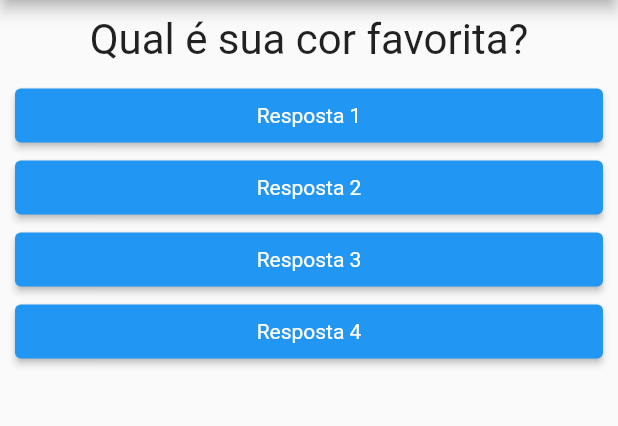
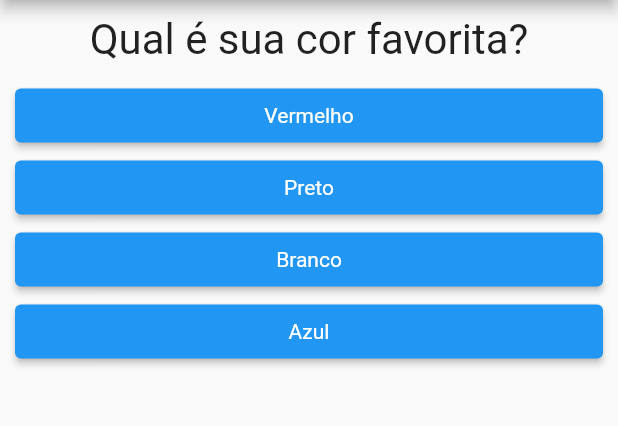
Before and after one commit to JoaoVGStahl/Projeto_Perguntas, a Flutter app: the screen it shows after launch, on a phone screen of 412 x 824 dp, the part 84-510 px from its top. Run offline on Flutter 3.47's test engine with Material 2 defaults, Android fonts, the phone set to English and light mode, and no system bars.

Commit message:
Nova Estrutura para botões de respostas

```diff
--- a/lib/main.dart
+++ b/lib/main.dart
@@ -9,35 +9,60 @@ main() => runApp(PerguntaApp());
 class _PerguntaAppState extends State<PerguntaApp> {
   var _perguntaSelecionada = 0;
 
+  final List<Map<String, Object>> _perguntas = [
+    {
+      "texto": "Qual é sua cor favorita?",
+      "respostas": ["Vermelho", "Preto", "Branco", "Azul"]
+    },
+    {
+      "texto": "Qual é seu clube favorito?",
+      "respostas": ["São Paulo", "Palmeiras", "Santos", "Corinthians"]
+    },
+    {
+      "texto": "Qual é seu Animal favorito?",
+      "respostas": ["Cahorro", "Gato", "Coelho", "Hamster"]
+    },
+    {
+      "texto": "Qual seu instrutor favorito?",
+      "respostas": ["Leonardo", "Wagner", "André", "Bruno"]
+    }
+  ];
+
   void _responder() {
-    setState(() {
-      _perguntaSelecionada++;
-    });
+    if (temPerguntaSelecionada) {
+      setState(() {
+        _perguntaSelecionada++;
+      });
+    }
+  }
+
+  bool get temPerguntaSelecionada {
+    return _perguntaSelecionada < _perguntas.length;
   }
 
   @override
   Widget build(BuildContext context) {
-    final perguntas = [
-      'Qual é sua cor favorita?',
-      'Qual é seu clube favorito?',
-      'Qual é seu filme favorito?',
-      'Qual é seu hoobie favorito?',
-      'Qual é seu lugar favorito?',
-    ];
+    List<String> respostas = temPerguntaSelecionada
+        ? _perguntas[_perguntaSelecionada].cast()["respostas"]
+        : [];
+
     return MaterialApp(
       home: Scaffold(
         appBar: AppBar(
           title: Text("Projeto Perguntas"),
         ),
-        body: Column(
-          children: [
-            Questao(perguntas[_perguntaSelecionada]),
-            Resposta("Resposta 1",_responder),
-            Resposta("Resposta 2",_responder),
-            Resposta("Resposta 3",_responder),
-            Resposta("Resposta 4",_responder),
-          ],
-        ),
+        body: temPerguntaSelecionada
+            ? Column(
+                children: [
+                  Questao(_perguntas[_perguntaSelecionada]["texto"].toString()),
+                  ...respostas.map((t) => Resposta(t, _responder)).toList(),
+                ],
+              )
+            : Center(
+                child: Text(
+                "Parabéns!",
+                style: TextStyle(fontSize: 28),
+              )),
       ),
     );
   }
```
